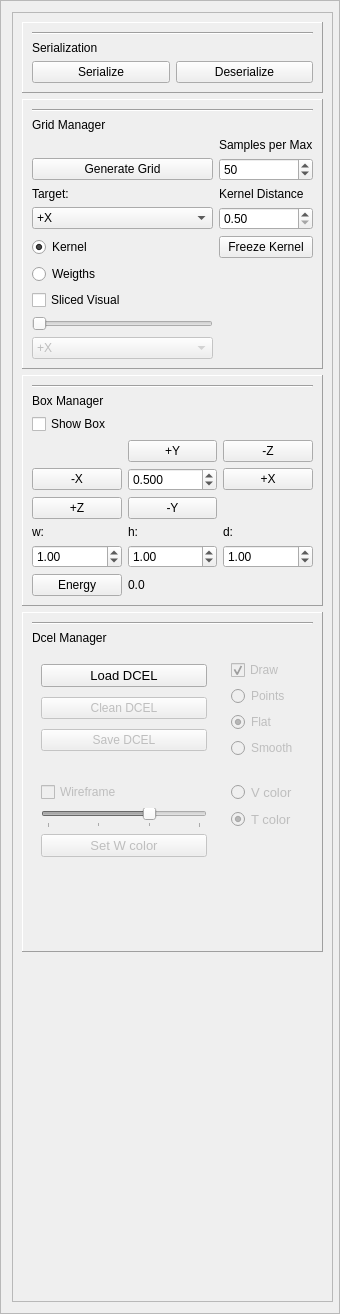
Qt form GUI/managers/enginemanager.ui (alemuntoni/HeightFieldDecomposition) before a commit.
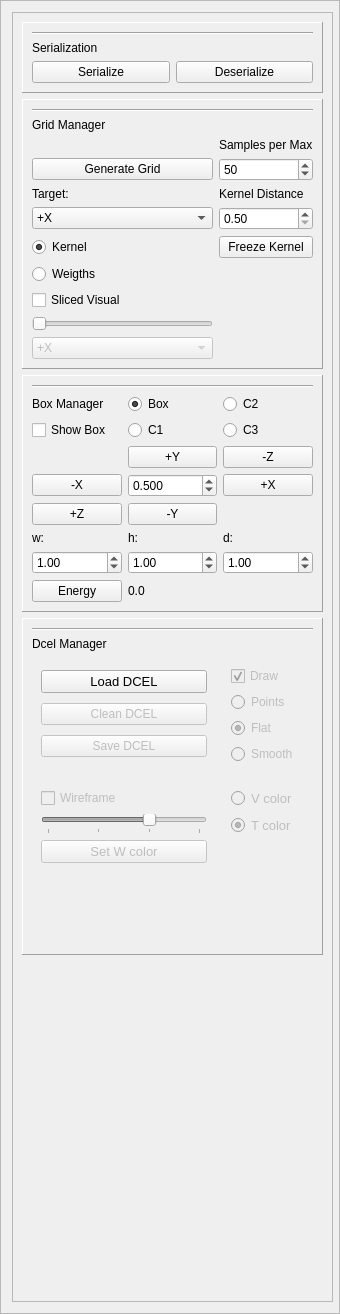
The same form after that commit.

```diff
--- a/GUI/managers/enginemanager.ui
+++ b/GUI/managers/enginemanager.ui
@@ -687,6 +687,40 @@
             </property>
            </widget>
           </item>
+          <item row="1" column="1">
+           <widget class="QRadioButton" name="boxRadioButton">
+            <property name="text">
+             <string>Box</string>
+            </property>
+            <property name="checked">
+             <bool>true</bool>
+            </property>
+           </widget>
+          </item>
+          <item row="2" column="1">
+           <widget class="QRadioButton" name="c1RadioButton">
+            <property name="text">
+             <string>C1</string>
+            </property>
+           </widget>
+          </item>
+          <item row="1" column="2">
+           <widget class="QRadioButton" name="c2RadioButton">
+            <property name="text">
+             <string>C2</string>
+            </property>
+            <property name="checked">
+             <bool>false</bool>
+            </property>
+           </widget>
+          </item>
+          <item row="2" column="2">
+           <widget class="QRadioButton" name="c3RadioButton">
+            <property name="text">
+             <string>C3</string>
+            </property>
+           </widget>
+          </item>
          </layout>
         </widget>
        </item>
```
